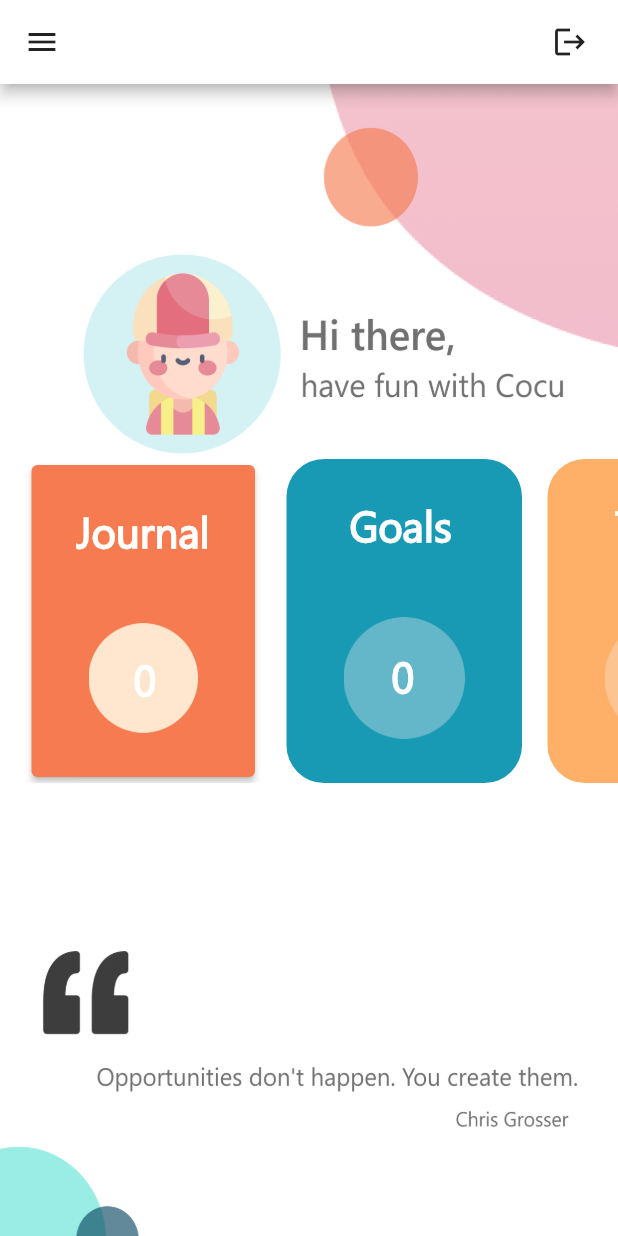
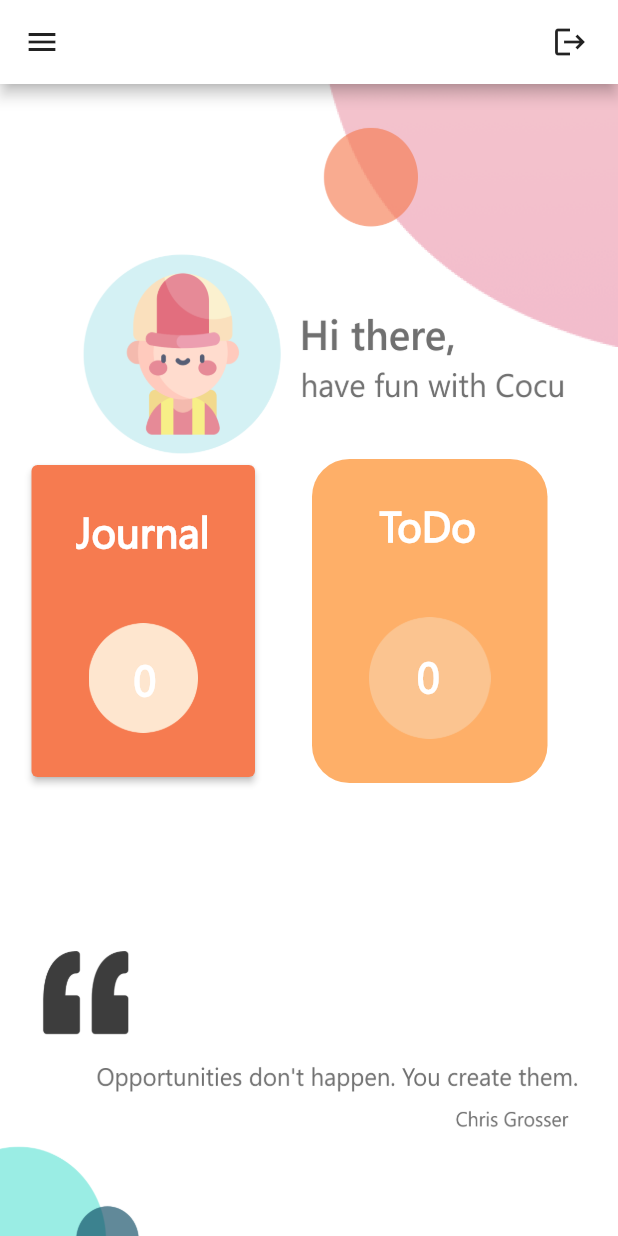
Before and after one commit to IrmaFirma/Cocu-App, a Flutter app: the UserInfoPage screen opened directly, on a phone screen of 412 x 824 dp. Run offline on Flutter 3.47's test engine with Material 2 defaults, Android fonts, the phone set to English and light mode, and no system bars; our stand-ins replace circular_check_box, cloud_firestore, firebase_auth, firebase_core, flutter_slidable, google_sign_in and 3 more; missing offline and left inert: cloud_firestore_web, firebase_auth_web, firebase_core_web, google_sign_in_web, shared_preferences_web; accounts and stored records are empty.

Commit message:
Removing Goals and Habits

```diff
--- a/lib/app/models/goal_model.dart
+++ /dev/null
@@ -1,23 +0,0 @@
-import 'package:flutter/material.dart';
-
-class GoalModel {
-  final String goalTitle;
-  final String userID;
-  final String goalID;
-  final String dueDate;
-
-  GoalModel({
-    @required this.dueDate,
-    @required this.goalTitle,
-    @required this.userID,
-    @required this.goalID,
-  });
-
-  factory GoalModel.fromDocument(Map<String, dynamic> data) {
-    return GoalModel(
-        dueDate: data['date'],
-        goalTitle: data['goal_title'],
-        goalID: data['goal_id'],
-        userID: data['user_id']);
-  }
-}
--- a/lib/app/models/habit_model.dart
+++ /dev/null
@@ -1,28 +0,0 @@
-import 'package:flutter/material.dart';
-
-class HabitModel {
-  final String habitTitle;
-  final String habitNote;
-  final String habitImportance;
-  final String userID;
-  final String habitID;
-  final String currentGoalID;
-
-  HabitModel(
-      {@required this.habitTitle,
-      @required this.currentGoalID,
-      this.habitNote,
-      this.habitImportance,
-      @required this.userID,
-      @required this.habitID});
-
-  factory HabitModel.fromDocument(Map<String, dynamic> data) {
-    return HabitModel(
-        habitTitle: data['habitTitle'],
-        habitNote: data['habitNote'],
-        habitImportance: data['habitImportance'],
-        habitID: data['habitID'],
-        userID: data['userID'],
-        currentGoalID: data['goalID']);
-  }
-}
--- a/lib/app/view/user_info_page.dart
+++ b/lib/app/view/user_info_page.dart
@@ -2,12 +2,10 @@ import 'dart:async';
 
 import 'package:flutter/material.dart';
 import 'package:provider/provider.dart';
-import 'package:working_project/app/models/goal_model.dart';
 import 'package:working_project/app/models/journal_model.dart';
 import 'package:working_project/app/models/todo_model.dart';
 import 'package:working_project/app/models/user_model.dart';
 import 'package:working_project/app/providers/auth_provider.dart';
-import 'package:working_project/app/providers/goal_provider.dart';
 import 'package:working_project/app/providers/journal_provider.dart';
 import 'package:working_project/app/providers/todo_provider.dart';
 import 'package:working_project/app/utils/shared_preferences.dart';
@@ -37,22 +35,7 @@ class _UserInfoPageState extends State<UserInfoPage> {
     }
   }
 
-  //getting goalCount live
-  Future<void> _getGoalCount() async {
-    final bool isLogged = await prefs.readIsLogged();
-    if (isLogged) {
-      final String userID = await prefs.readUserID();
-      if (userID.isNotEmpty) {
-        Provider.of<GoalProvider>(context, listen: false)
-            .readGoal(userID: userID);
-      }
-    } else {
-      final UserModel userModel =
-          Provider.of<AuthProvider>(context, listen: false).userModel;
-      Provider.of<GoalProvider>(context, listen: false)
-          .readGoal(userID: userModel.userID);
-    }
-  }
+
 
   //getting JournalCount live
   Future<void> _getJournalCount() async {
@@ -76,7 +59,6 @@ class _UserInfoPageState extends State<UserInfoPage> {
     // TODO: implement initState
     super.initState();
     _getJournalCount();
-    _getGoalCount();
   }
 
   //ui
@@ -85,9 +67,6 @@ class _UserInfoPageState extends State<UserInfoPage> {
     // journals count
     final List<JournalModel> journals =
         Provider.of<JournalProvider>(context, listen: true).journalModels;
-    //goals count
-    final List<GoalModel> goals =
-        Provider.of<GoalProvider>(context, listen: true).goalModels;
     //todos count
     final List<TodoModel> todos =
         Provider.of<TodoProvider>(context, listen: true).todoModels;
@@ -121,7 +100,6 @@ class _UserInfoPageState extends State<UserInfoPage> {
               child: BuildUserInfo(
                 todoCount: todos.length.toString(),
                 journalCount: journals.length.toString(),
-                goalCount: goals.length.toString(),
               ),
             ),
           ),
--- a/lib/main.dart
+++ b/lib/main.dart
@@ -5,8 +5,6 @@ import 'package:provider/provider.dart';
 import 'package:splashscreen/splashscreen.dart';
 import 'package:working_project/app/providers/auth_provider.dart';
 import 'package:working_project/app/providers/category_todo_provider.dart';
-import 'package:working_project/app/providers/goal_provider.dart';
-import 'package:working_project/app/providers/habits_provider.dart';
 import 'package:working_project/app/providers/journal_provider.dart';
 import 'package:working_project/app/providers/todo_provider.dart';
 import 'package:working_project/app/utils/shared_preferences.dart';
@@ -64,11 +62,7 @@ class _MyAppState extends State<MyApp> {
         ChangeNotifierProvider(
             create: (BuildContext context) => TodoProvider()),
         ChangeNotifierProvider(
-            create: (BuildContext context) => GoalProvider()),
-        ChangeNotifierProvider(
             create: (BuildContext context) => JournalProvider()),
-        ChangeNotifierProvider(
-            create: (BuildContext context) => HabitProvider()),
       ],
       child: MaterialApp(
         home: SplashScreen(
--- a/lib/widgets/user_info_widgets/user_info_widget.dart
+++ b/lib/widgets/user_info_widgets/user_info_widget.dart
@@ -3,11 +3,9 @@ import 'package:flutter/material.dart';
 class BuildUserInfo extends StatelessWidget {
   BuildUserInfo(
       {@required this.todoCount,
-      @required this.goalCount,
       @required this.journalCount});
 
   final String todoCount;
-  final String goalCount;
   final String journalCount;
 
   //TODO: DECORATE OTHERS
@@ -70,53 +68,6 @@ class BuildUserInfo extends StatelessWidget {
                 ),
               ),
               SizedBox(width: 17),
-              Container(
-                child: Stack(
-                  fit: StackFit.expand,
-                  children: <Widget>[
-                    Padding(
-                      padding: const EdgeInsets.only(top: 25, left: 42),
-                      child: Container(
-                        child: Text(
-                          'Goals',
-                          style: TextStyle(
-                              color: Colors.white,
-                              fontWeight: FontWeight.w600,
-                              fontFamily: 'Segoe',
-                              fontSize: 28),
-                        ),
-                      ),
-                    ),
-                    Padding(
-                      padding:
-                          const EdgeInsets.only(top: 76, right: 38, left: 38),
-                      child: Image(
-                        image: AssetImage('assets/ellipse_3.png'),
-                      ),
-                    ),
-                    Positioned(
-                      bottom: 53,
-                      left: 70,
-                      child: Column(
-                        children: <Widget>[
-                          Text(
-                            goalCount,
-                            style: TextStyle(
-                                fontFamily: 'Segoe',
-                                fontSize: 28,
-                                fontWeight: FontWeight.bold,
-                                color: Colors.white),
-                          ),
-                        ],
-                      ),
-                    ),
-                  ],
-                ),
-                width: 157,
-                decoration: BoxDecoration(
-                    color: Color(0xFF189AB4),
-                    borderRadius: BorderRadius.all(Radius.circular(25))),
-              ),
               SizedBox(width: 17),
               Container(
                 child: Stack(
```
Also changed, not shown: lib/app/providers/goal_provider.dart (deleted, +0 -124 lines), lib/app/providers/habits_provider.dart (deleted, +0 -138 lines), 1 other file.
